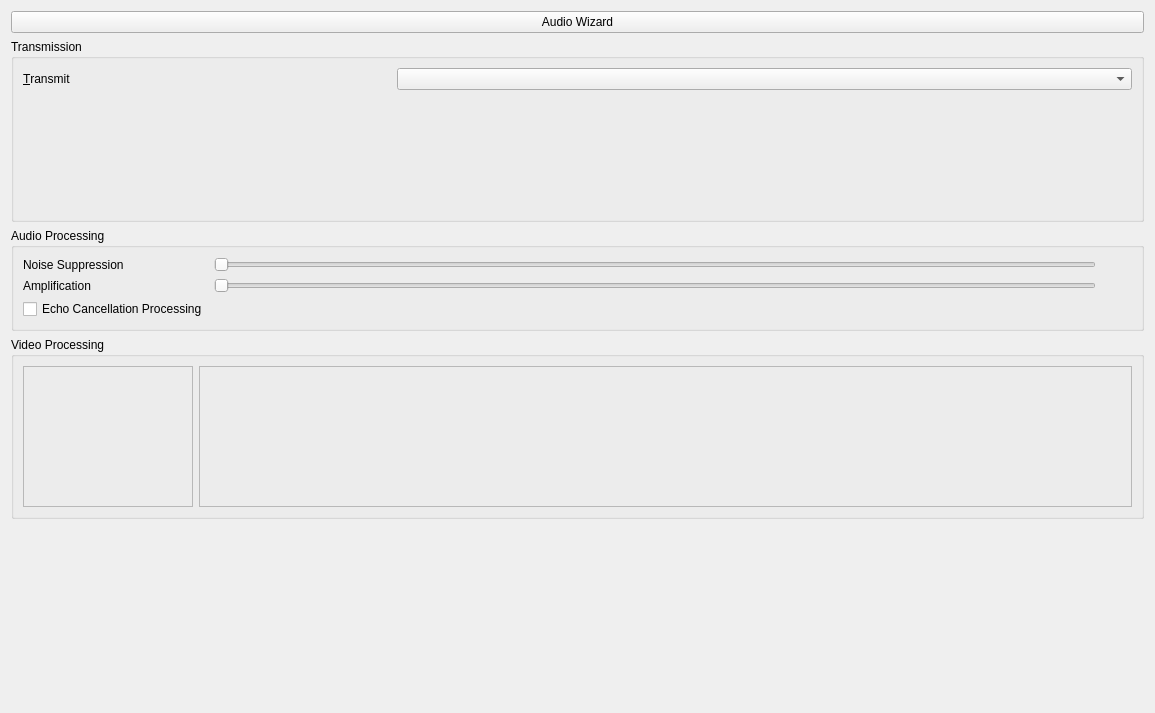
First picture: the form in plugins/VOIP/gui/AudioInputConfig.ui, repository RetroShare/RetroShare, before the edit.
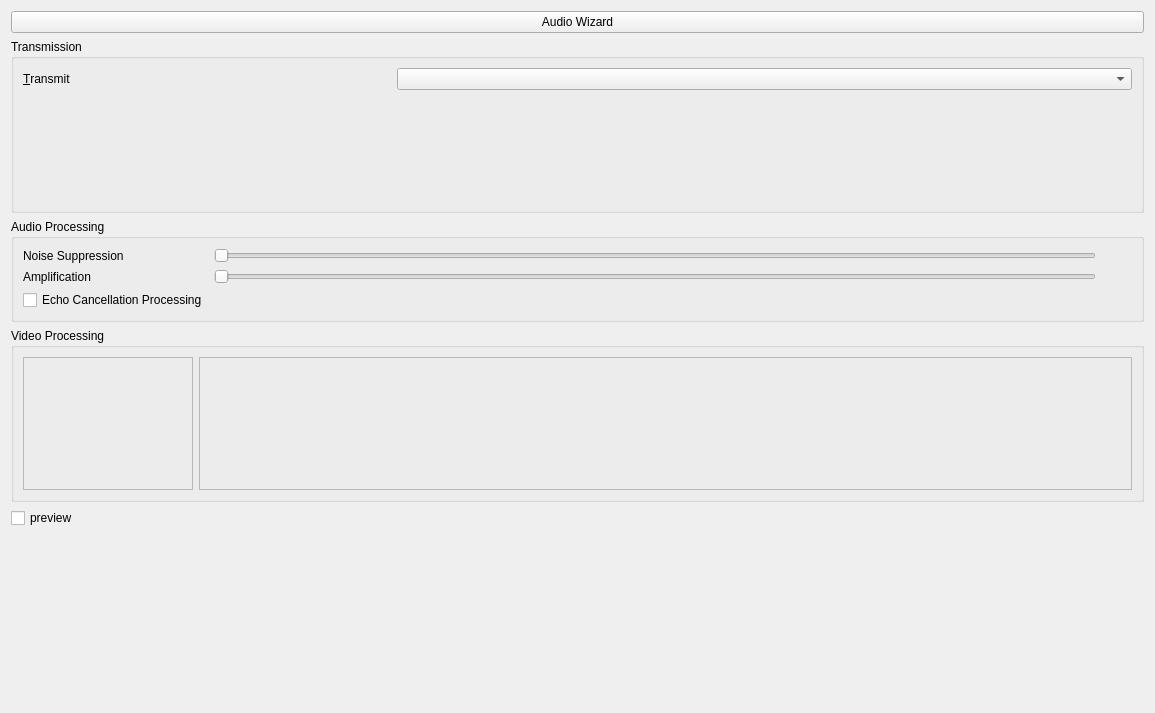
Second picture: the form after the edit. Custom widgets are drawn as their Qt base class.

Commit message: added preview option to show decoded stream in Audio config

```diff
--- a/plugins/VOIP/gui/AudioInputConfig.ui
+++ b/plugins/VOIP/gui/AudioInputConfig.ui
@@ -391,6 +391,16 @@
      </layout>
     </widget>
    </item>
+   <item>
+    <widget class="QCheckBox" name="showEncoded_CB">
+     <property name="toolTip">
+      <string>&lt;html&gt;&lt;head/&gt;&lt;body&gt;&lt;p&gt;Display encoded (and then decoded) frame, to check the codec's quality. If not selected, the image above only shows the frame that is grabbed from your camera.&lt;/p&gt;&lt;/body&gt;&lt;/html&gt;</string>
+     </property>
+     <property name="text">
+      <string>preview</string>
+     </property>
+    </widget>
+   </item>
    <item>
     <spacer>
      <property name="orientation">
```
The commit also changes 7 other files.
